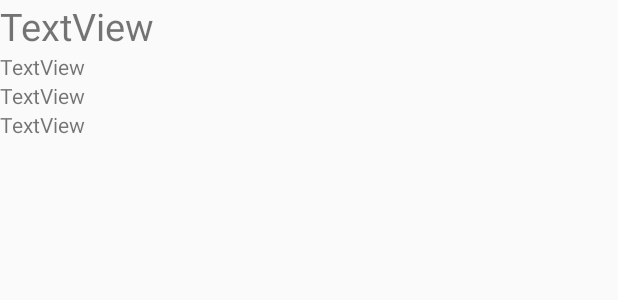
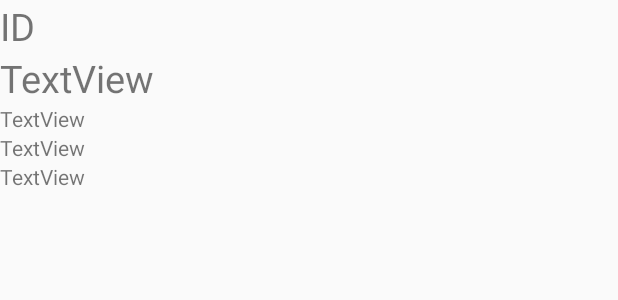
Before and after one commit to kleekich/Listodo, an Android app: the layout task_list_item.xml on its own in the app's theme, with its tools: preview values and no code run, on a phone screen of 412 x 824 dp. Shown: the top 300 px of the screen. Run offline under Robolectric (Android 15) with nearby library versions, the phone set to English and light mode, and no system bars.

```diff
--- a/app/src/main/java/com/example/kangsik/listodo/TaskAdapter.java
+++ b/app/src/main/java/com/example/kangsik/listodo/TaskAdapter.java
@@ -19,12 +19,14 @@ public class TaskAdapter extends CursorAdapter {
 
 
     public static class ViewHolder {
+        public final TextView textViewId;
         public final TextView textViewTitle;
         public final TextView textViewDescription;
         public final TextView textViewDate;
         public final TextView textViewPriority;
 
         public ViewHolder(View view){
+            textViewId = (TextView) view.findViewById(R.id.textViewId);
             textViewTitle = (TextView) view.findViewById(R.id.textViewTitle);
             textViewDescription = (TextView) view.findViewById(R.id.textViewDescription);
             textViewDate = (TextView) view.findViewById(R.id.textViewDate);
@@ -51,12 +53,14 @@ public class TaskAdapter extends CursorAdapter {
     @Override
     public void bindView(View view, Context context, Cursor cursor) {
         ViewHolder viewHolder = (ViewHolder) view.getTag();
+        String id = cursor.getString(MainActivity.COL_ID);
         String title = cursor.getString(MainActivity.COL_TITLE);
         String description = cursor.getString(MainActivity.COL_DESCRIPTION);
         String date = cursor.getString(MainActivity.COL_DATE);
         String priority = cursor.getString(MainActivity.COL_PRIORITY);
         Log.d("TaskAdapter", title);
         Log.d("TaskAdapter", description);
+        viewHolder.textViewId.setText(id);
         viewHolder.textViewTitle.setText(title);
         viewHolder.textViewDescription.setText(description);
         viewHolder.textViewDate.setText(date);
--- a/app/src/main/res/layout/task_list_item.xml
+++ b/app/src/main/res/layout/task_list_item.xml
@@ -2,6 +2,12 @@
 <LinearLayout xmlns:android="http://schemas.android.com/apk/res/android"
     android:orientation="vertical" android:layout_width="match_parent"
     android:layout_height="match_parent">
+    <TextView
+        android:text="ID"
+        android:layout_width="match_parent"
+        android:layout_height="wrap_content"
+        android:textSize="25dp"
+        android:id="@+id/textViewId" />
 
     <TextView
         android:text="TextView"
```
Also changed, not shown: app/src/main/java/com/example/kangsik/listodo/MainActivity.java (+26 -0 lines).
